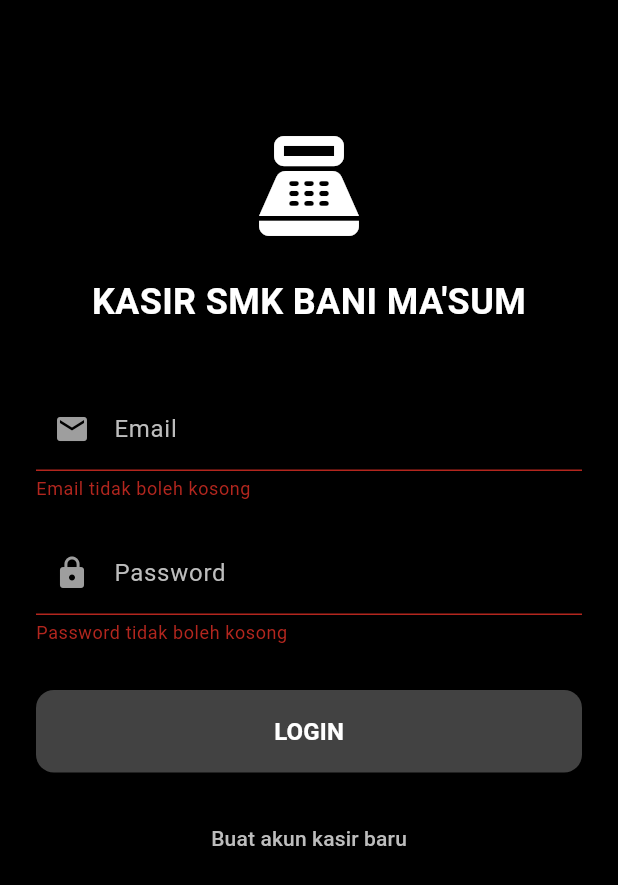
After one commit to 0xHadiRamdhani/adminpanelkasir, a Flutter app: the screen it shows after launch, after a tap on "LOGIN", on a phone screen of 412 x 824 dp. The commit adds this screen. Shown: the top 885 px of the screen. Run offline on Flutter 3.47's test engine with Material 3 defaults, Android fonts, the phone set to English and light mode, and no system bars; our stand-ins replace cloud_firestore, firebase_auth, firebase_core, firebase_messaging; accounts and stored records are empty.

Commit message:
login update

```diff
--- a/lib/main.dart
+++ b/lib/main.dart
@@ -3,7 +3,9 @@ import 'dart:io';
 import 'package:belajar_provider/firebase_options.dart';
 import 'package:belajar_provider/providers/cart_provider.dart';
 import 'package:belajar_provider/screens/cashier_screen.dart';
+import 'package:belajar_provider/screens/login_screen.dart';
 import 'package:belajar_provider/screens/product_management_screen.dart';
+import 'package:belajar_provider/services/auth_service.dart';
 import 'package:belajar_provider/services/notification_service.dart';
 import 'package:belajar_provider/services/realtime_listener_service.dart';
 import 'package:firebase_core/firebase_core.dart';
@@ -69,14 +71,25 @@ class MyApp extends StatelessWidget {
 
   @override
   Widget build(BuildContext context) {
-    return MaterialApp(
-      debugShowCheckedModeBanner: false,
-      title: 'Kasir SMK Bani Ma\'sum',
-      theme: ThemeData(
-        primarySwatch: Colors.grey,
-        visualDensity: VisualDensity.adaptivePlatformDensity,
+    return MultiProvider(
+      providers: [
+        ChangeNotifierProvider(create: (_) => CartProvider()),
+        Provider(create: (_) => AuthService()),
+      ],
+      child: MaterialApp(
+        debugShowCheckedModeBanner: false,
+        title: 'Kasir SMK Bani Ma\'sum',
+        theme: ThemeData(
+          primarySwatch: Colors.grey,
+          visualDensity: VisualDensity.adaptivePlatformDensity,
+        ),
+        initialRoute: '/',
+        routes: {
+          '/': (context) => const AuthWrapper(),
+          '/login': (context) => const LoginScreen(),
+          '/main': (context) => const MainScreen(),
+        },
       ),
-      home: const MainScreen(),
     );
   }
 }
@@ -172,3 +185,33 @@ class _MainScreenState extends State<MainScreen> {
     );
   }
 }
+
+// Widget untuk menangani autentikasi dan routing
+class AuthWrapper extends StatelessWidget {
+  const AuthWrapper({super.key});
+
+  @override
+  Widget build(BuildContext context) {
+    final authService = Provider.of<AuthService>(context);
+
+    return StreamBuilder(
+      stream: authService.authStateChanges,
+      builder: (context, snapshot) {
+        if (snapshot.connectionState == ConnectionState.waiting) {
+          return const Scaffold(
+            backgroundColor: Colors.black,
+            body: Center(child: CircularProgressIndicator(color: Colors.white)),
+          );
+        }
+
+        if (snapshot.hasData && snapshot.data != null) {
+          // User is logged in, show main screen
+          return const MainScreen();
+        } else {
+          // User is not logged in, show login screen
+          return const LoginScreen();
+        }
+      },
+    );
+  }
+}
--- /dev/null
+++ b/lib/screens/login_screen.dart
@@ -0,0 +1,241 @@
+import 'package:flutter/material.dart';
+import '../services/auth_service.dart';
+
+class LoginScreen extends StatefulWidget {
+  const LoginScreen({super.key});
+
+  @override
+  State<LoginScreen> createState() => _LoginScreenState();
+}
+
+class _LoginScreenState extends State<LoginScreen> {
+  final AuthService _authService = AuthService();
+  final _formKey = GlobalKey<FormState>();
+  final _emailController = TextEditingController();
+  final _passwordController = TextEditingController();
+
+  bool _isLoading = false;
+  bool _isLoginMode = true;
+  String _errorMessage = '';
+
+  @override
+  void dispose() {
+    _emailController.dispose();
+    _passwordController.dispose();
+    super.dispose();
+  }
+
+  Future<void> _submit() async {
+    if (_formKey.currentState!.validate()) {
+      setState(() {
+        _isLoading = true;
+        _errorMessage = '';
+      });
+
+      try {
+        if (_isLoginMode) {
+          // Login mode
+          final user = await _authService.signInWithEmailAndPassword(
+            _emailController.text.trim(),
+            _passwordController.text.trim(),
+          );
+
+          if (user != null && mounted) {
+            // Login successful, navigate to main screen
+            Navigator.pushReplacementNamed(context, '/main');
+          } else {
+            setState(() {
+              _errorMessage = 'Login gagal. Periksa email dan password Anda.';
+            });
+          }
+        } else {
+          // Register mode - For admin to create new cashier accounts
+          final user = await _authService.registerWithEmailAndPassword(
+            _emailController.text.trim(),
+            _passwordController.text.trim(),
+            'Kasir Baru', // Default name for new cashiers
+          );
+
+          if (user != null && mounted) {
+            // Registration successful, show success message
+            ScaffoldMessenger.of(context).showSnackBar(
+              const SnackBar(
+                content: Text('Akun kasir berhasil dibuat!'),
+                backgroundColor: Colors.green,
+              ),
+            );
+            setState(() {
+              _isLoginMode = true; // Switch back to login mode
+            });
+          } else {
+            setState(() {
+              _errorMessage = 'Registrasi gagal. Coba lagi.';
+            });
+          }
+        }
+      } catch (e) {
+        setState(() {
+          _errorMessage = 'Terjadi kesalahan: ${e.toString()}';
+        });
+      } finally {
+        if (mounted) {
+          setState(() {
+            _isLoading = false;
+          });
+        }
+      }
+    }
+  }
+
+  @override
+  Widget build(BuildContext context) {
+    return Scaffold(
+      backgroundColor: Colors.black,
+      body: SafeArea(
+        child: SingleChildScrollView(
+          padding: const EdgeInsets.all(24.0),
+          child: Form(
+            key: _formKey,
+            child: Column(
+              mainAxisAlignment: MainAxisAlignment.center,
+              crossAxisAlignment: CrossAxisAlignment.stretch,
+              children: [
+                const SizedBox(height: 60),
+                // Logo or App Name
+                const Icon(Icons.point_of_sale, size: 80, color: Colors.white),
+                const SizedBox(height: 20),
+                const Text(
+                  'KASIR SMK BANI MA\'SUM',
+                  style: TextStyle(
+                    color: Colors.white,
+                    fontSize: 24,
+                    fontWeight: FontWeight.bold,
+                  ),
+                  textAlign: TextAlign.center,
+                ),
+                const SizedBox(height: 40),
+
+                // Error message
+                if (_errorMessage.isNotEmpty)
+                  Container(
+                    padding: const EdgeInsets.all(12),
+                    margin: const EdgeInsets.only(bottom: 20),
+                    decoration: BoxDecoration(
+                      color: Colors.red[800],
+                      borderRadius: BorderRadius.circular(8),
+                    ),
+                    child: Text(
+                      _errorMessage,
+                      style: const TextStyle(color: Colors.white),
+                      textAlign: TextAlign.center,
+                    ),
+                  ),
+
+                // Email field
+                TextFormField(
+                  controller: _emailController,
+                  keyboardType: TextInputType.emailAddress,
+                  style: const TextStyle(color: Colors.white),
+                  decoration: InputDecoration(
+                    labelText: 'Email',
+                    labelStyle: TextStyle(color: Colors.grey[400]),
+                    prefixIcon: const Icon(Icons.email, color: Colors.grey),
+                    enabledBorder: OutlineInputBorder(
+                      borderSide: BorderSide(color: Colors.grey[600]!),
+                      borderRadius: BorderRadius.circular(12),
+                    ),
+                    focusedBorder: OutlineInputBorder(
+                      borderSide: const BorderSide(color: Colors.white),
+                      borderRadius: BorderRadius.circular(12),
+                    ),
+                  ),
+                  validator: (value) {
+                    if (value == null || value.isEmpty) {
+                      return 'Email tidak boleh kosong';
+                    }
+                    if (!value.contains('@')) {
+                      return 'Email tidak valid';
+                    }
+                    return null;
+                  },
+                ),
+                const SizedBox(height: 20),
+
+                // Password field
+                TextFormField(
+                  controller: _passwordController,
+                  obscureText: true,
+                  style: const TextStyle(color: Colors.white),
+                  decoration: InputDecoration(
+                    labelText: 'Password',
+                    labelStyle: TextStyle(color: Colors.grey[400]),
+                    prefixIcon: const Icon(Icons.lock, color: Colors.grey),
+                    enabledBorder: OutlineInputBorder(
+                      borderSide: BorderSide(color: Colors.grey[600]!),
+                      borderRadius: BorderRadius.circular(12),
+                    ),
+                    focusedBorder: OutlineInputBorder(
+                      borderSide: const BorderSide(color: Colors.white),
+                      borderRadius: BorderRadius.circular(12),
+                    ),
+                  ),
+                  validator: (value) {
+                    if (value == null || value.isEmpty) {
+                      return 'Password tidak boleh kosong';
+                    }
+                    if (value.length < 6) {
+                      return 'Password minimal 6 karakter';
+                    }
+                    return null;
+                  },
+                ),
+                const SizedBox(height: 30),
+
+                // Submit button
+                ElevatedButton(
+                  onPressed: _isLoading ? null : _submit,
+                  style: ElevatedButton.styleFrom(
+                    backgroundColor: Colors.grey[800],
+                    padding: const EdgeInsets.symmetric(vertical: 16),
+                    shape: RoundedRectangleBorder(
+                      borderRadius: BorderRadius.circular(12),
+                    ),
+                  ),
+                  child: _isLoading
+                      ? const CircularProgressIndicator(color: Colors.white)
+                      : Text(
+                          _isLoginMode ? 'LOGIN' : 'BUAT AKUN',
+                          style: const TextStyle(
+                            color: Colors.white,
+                            fontSize: 16,
+                            fontWeight: FontWeight.bold,
+                          ),
+                        ),
+                ),
+                const SizedBox(height: 20),
+
+                // Toggle between login and register
+                TextButton(
+                  onPressed: () {
+                    setState(() {
+                      _isLoginMode = !_isLoginMode;
+                      _errorMessage = '';
+                    });
+                  },
+                  child: Text(
+                    _isLoginMode
+                        ? 'Buat akun kasir baru'
+                        : 'Sudah punya akun? Login',
+                    style: TextStyle(color: Colors.grey[400]),
+                  ),
+                ),
+
+                const SizedBox(height: 40),
+              ],
+            ),
+          ),
+        ),
+      ),
+    );
+  }
+}
--- a/pubspec.yaml
+++ b/pubspec.yaml
@@ -41,6 +41,7 @@ dependencies:
   intl: ^0.19.0
   url_launcher: ^6.3.0
   flutter_launcher_icons: ^0.14.4
+  firebase_auth: ^6.1.0
 
 dev_dependencies:
   flutter_test:
```
Also changed, not shown: lib/screens/about_screen.dart (+52 -4 lines), lib/services/auth_service.dart (added, +131 -0 lines), pubspec.lock, 3 other files.
